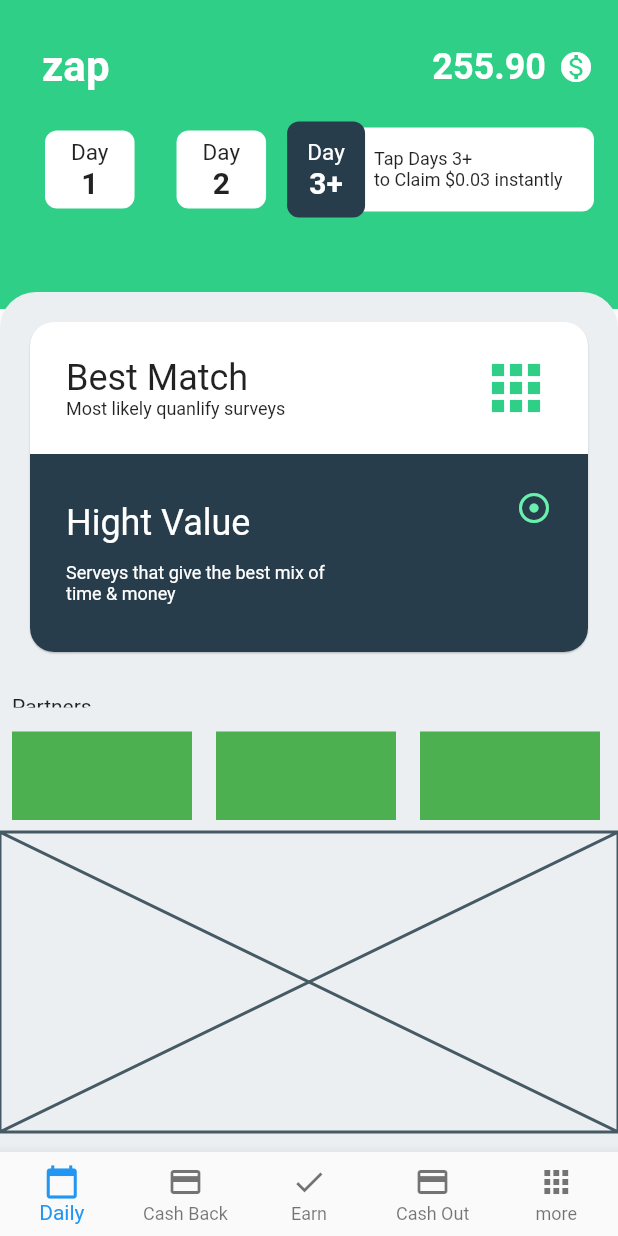
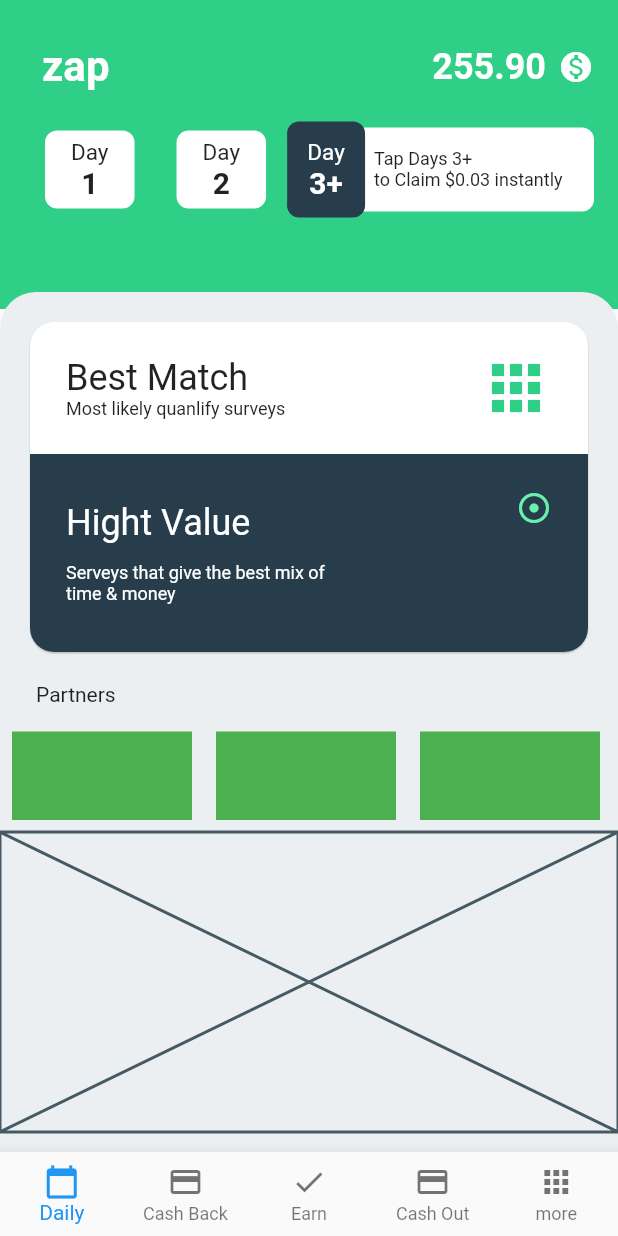
Before and after one commit to JAICHANGPARK/flutter_notebook_5th_story, a Flutter app: the screen it shows after launch, on a phone screen of 412 x 824 dp. Run offline on Flutter 3.47's test engine with Material 2 defaults, Android fonts, the light colour scheme and no system bars; our stand-ins replace google_fonts, local_auth, page_transition, sleek_circular_slider; missing offline and left inert: calendar_strip.

Commit message:
Update main_page.dart

```diff
--- a/lib/ep437_survey_app/main_page.dart
+++ b/lib/ep437_survey_app/main_page.dart
@@ -294,7 +294,7 @@ class SurveyHomePage extends StatelessWidget {
                             Expanded(
                                 flex:1,
                                 child: Padding(
-                                  padding: const EdgeInsets.all(8.0),
+                                  padding: const EdgeInsets.only(left: 24),
                                   child: Text("Partners"),
                                 )),
                             Expanded(
```
